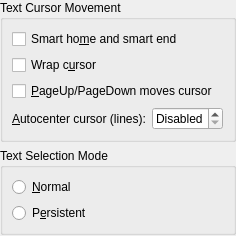
Before: the Qt Designer form part/dialogs/cursorconfigwidget.ui in KDE/kate, drawn with Qt 5.
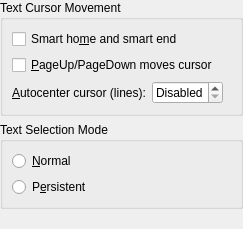
After: the same form once the commit is applied. Custom widgets are drawn as their Qt base class.

Commit message: remove regressed feature, broken since > 2 years

```diff
--- a/part/dialogs/cursorconfigwidget.ui
+++ b/part/dialogs/cursorconfigwidget.ui
@@ -2,6 +2,14 @@
 <ui version="4.0">
  <class>CursorConfigWidget</class>
  <widget class="QWidget" name="CursorConfigWidget">
+  <property name="geometry">
+   <rect>
+    <x>0</x>
+    <y>0</y>
+    <width>243</width>
+    <height>229</height>
+   </rect>
+  </property>
   <layout class="QVBoxLayout">
    <property name="margin">
     <number>0</number>
@@ -22,16 +30,6 @@
         </property>
        </widget>
       </item>
-      <item>
-       <widget class="QCheckBox" name="chkWrapCursor">
-        <property name="whatsThis">
-         <string>&lt;p&gt;When on, moving the insertion cursor using the &lt;b&gt;Left&lt;/b&gt; and &lt;b&gt;Right&lt;/b&gt; keys will go on to previous/next line at beginning/end of the line, similar to most editors.&lt;/p&gt;&lt;p&gt;When off, the insertion cursor cannot be moved left of the line start, but it can be moved off the line end, which can be very handy for programmers.&lt;/p&gt;</string>
-        </property>
-        <property name="text">
-         <string>Wrap c&amp;ursor</string>
-        </property>
-       </widget>
-      </item>
       <item>
        <widget class="QCheckBox" name="chkPagingMovesCursor">
         <property name="whatsThis">
```
The commit also changes 1 other file.
